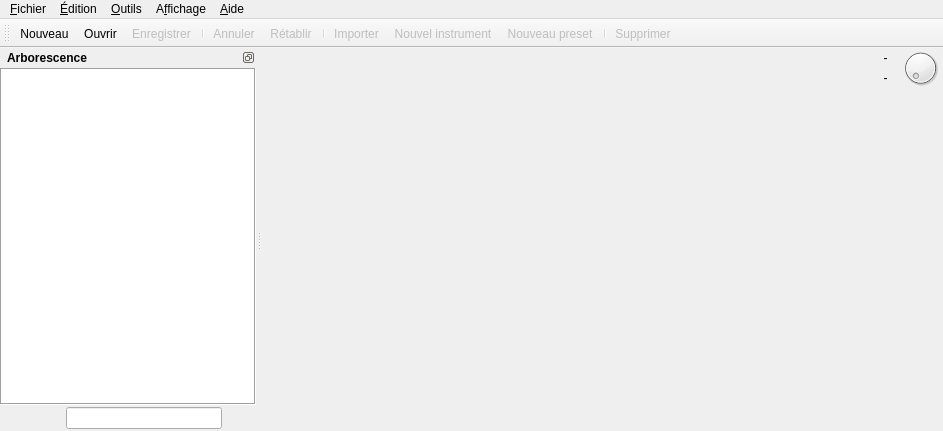
The window that trunk/mainwindow.ui (davy7125/polyphone) describes before a commit, drawn with Qt 5.
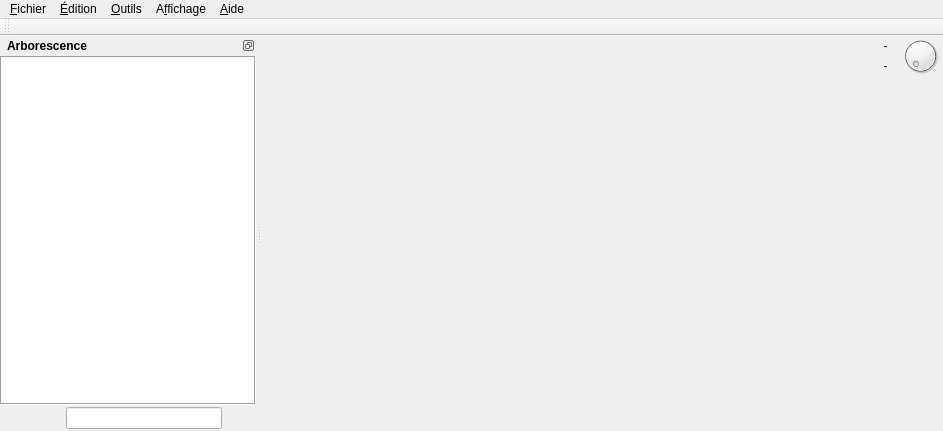
The same window after the commit. Icons and pictures are not drawn. Custom widgets are drawn as their Qt base class.

Commit message: - stereo channels were reversed when playing sounds  - fixed bugs when using very small samples  - option to not open any MIDI ports  - management of the last working directories (sf2, samples, records)  - customizable colors for the waveform preview  - warning if to many parameters are set in the instruments or presets (limitation for some synthesizers)  - toolbar configuration

```diff
--- a/trunk/mainwindow.ui
+++ b/trunk/mainwindow.ui
@@ -323,9 +323,6 @@
    <property name="toolTip">
     <string/>
    </property>
-   <property name="autoFillBackground">
-    <bool>false</bool>
-   </property>
    <property name="allowedAreas">
     <set>Qt::BottomToolBarArea|Qt::TopToolBarArea</set>
    </property>
@@ -335,18 +332,6 @@
    <attribute name="toolBarBreak">
     <bool>false</bool>
    </attribute>
-   <addaction name="actionNouveau"/>
-   <addaction name="actionOuvrir"/>
-   <addaction name="actionEnregistrer"/>
-   <addaction name="separator"/>
-   <addaction name="actionAnnuler"/>
-   <addaction name="actionR_tablir"/>
-   <addaction name="separator"/>
-   <addaction name="actionImporter"/>
-   <addaction name="actionNouvel_instrument"/>
-   <addaction name="actionNouveau_preset"/>
-   <addaction name="separator"/>
-   <addaction name="action_Supprimer"/>
   </widget>
   <widget class="QDockWidget" name="dockWidget">
    <property name="minimumSize">
```
Left out of the diff: 145 changed lines with no effect on the pictures. The commit also changes 29 other files.
